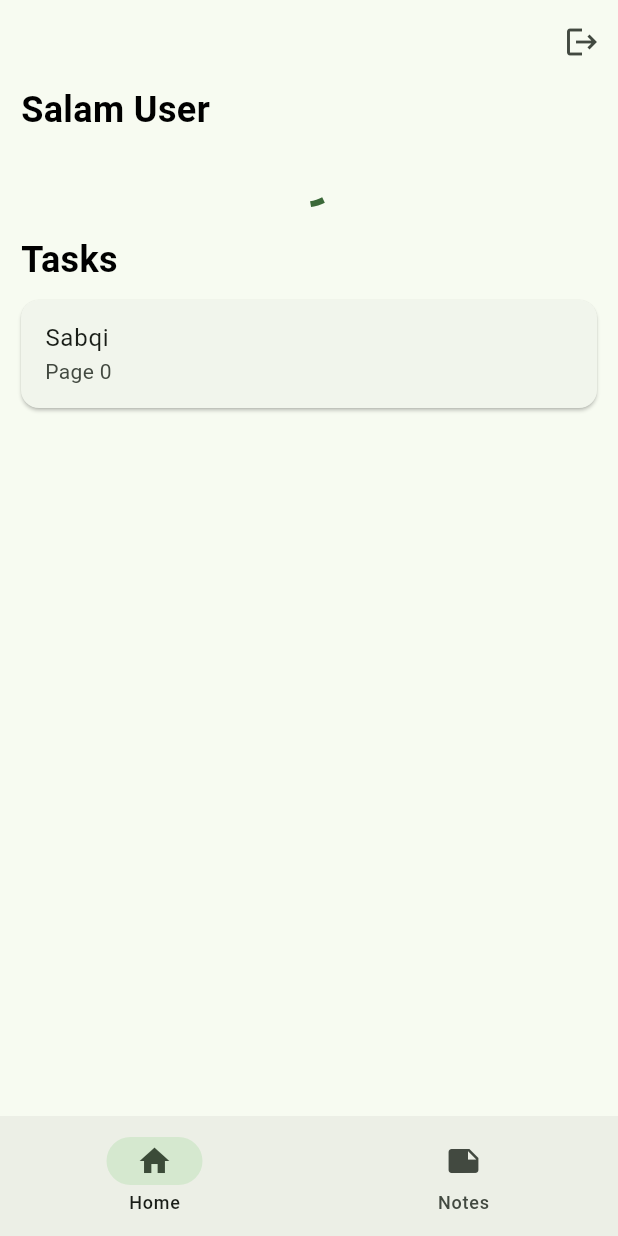
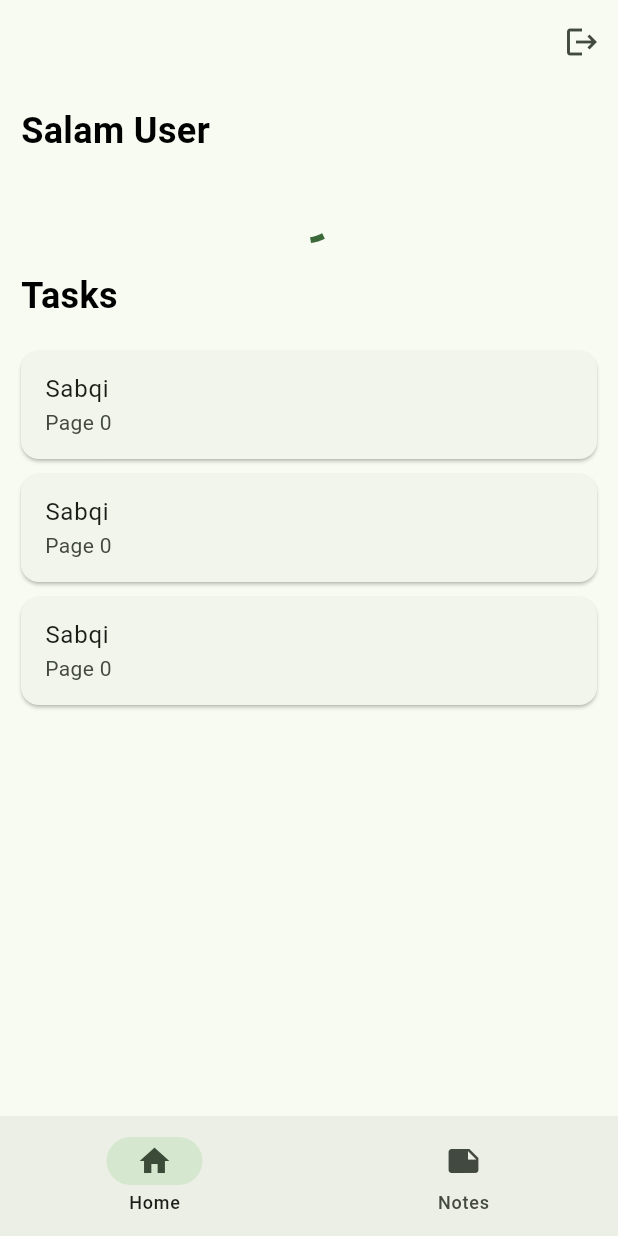
Before and after one commit to adaniel52/repeater, a Flutter app: the screen it shows after launch, on a phone screen of 412 x 824 dp. Run offline on Flutter 3.47's test engine with Material 3 defaults, Android fonts, the phone set to English and light mode, and no system bars; our stand-ins replace flutter_html, photo_view, shared_preferences; missing offline and left inert: flutter_html_video; accounts and stored records are empty.

Commit message:
styling reformat

```diff
--- a/lib/screens/home_screen.dart
+++ b/lib/screens/home_screen.dart
@@ -2,8 +2,9 @@ import 'package:flutter/material.dart';
 import 'package:repeater/models/user.dart';
 import 'package:repeater/screens/intro_screen.dart';
 import 'package:repeater/services/user_preferences.dart';
-import 'package:repeater/utils/constants.dart';
+import 'package:repeater/utils/constants/styles.dart';
 import 'package:repeater/utils/calculations.dart';
+import 'package:repeater/widgets/spacing.dart';
 
 class HomeScreen extends StatefulWidget {
   const HomeScreen({super.key});
@@ -47,34 +48,37 @@ class _HomeScreenState extends State<HomeScreen> {
           ),
         ],
       ),
-      body: Padding(
-        padding: defaultPadding,
+      body: SafeArea(
+        child: SingleChildScrollView(
+          child: Padding(
+            padding: Styles.padding1,
             child: Column(
               crossAxisAlignment: CrossAxisAlignment.start,
               children: [
                 const Text(
                   'Salam User',
-              style: titleStyle,
+                  style: Styles.title,
                 ),
-            const SizedBox(height: 10),
+                const Spacing1(),
                 (_user == null)
                     ? const Center(child: CircularProgressIndicator())
                     : Row(
                         children: [
                           Expanded(
                             child: Card(
-                          margin: EdgeInsets.zero,
+                              margin: Styles.padding0,
                               child: ListTile(
-                            leading: const Icon(Icons.brightness_low_outlined),
+                                leading:
+                                    const Icon(Icons.brightness_low_outlined),
                                 title: const Text('Juz'),
                                 subtitle: Text(getJuz(_user!.page).toString()),
                               ),
                             ),
                           ),
-                      const SizedBox(width: 10),
+                          const Spacing2(),
                           Expanded(
                             child: Card(
-                          margin: EdgeInsets.zero,
+                              margin: Styles.padding0,
                               child: ListTile(
                                 leading: const Icon(Icons.menu_book_outlined),
                                 title: const Text('Page'),
@@ -84,14 +88,30 @@ class _HomeScreenState extends State<HomeScreen> {
                           ),
                         ],
                       ),
-            const SizedBox(height: 20),
+                const Spacing1(),
                 const Text(
                   'Tasks',
-              style: titleStyle,
+                  style: Styles.title,
                 ),
-            const SizedBox(height: 10),
+                const Spacing1(),
                 const Card(
-              margin: EdgeInsets.zero,
+                  margin: Styles.padding0,
+                  child: ListTile(
+                    title: Text('Sabqi'),
+                    subtitle: Text('Page 0'),
+                  ),
+                ),
+                const Spacing2(),
+                const Card(
+                  margin: Styles.padding0,
+                  child: ListTile(
+                    title: Text('Sabqi'),
+                    subtitle: Text('Page 0'),
+                  ),
+                ),
+                const Spacing2(),
+                const Card(
+                  margin: Styles.padding0,
                   child: ListTile(
                     title: Text('Sabqi'),
                     subtitle: Text('Page 0'),
@@ -100,6 +120,8 @@ class _HomeScreenState extends State<HomeScreen> {
               ],
             ),
           ),
+        ),
+      ),
     );
   }
 }
--- a/lib/utils/constants.dart
+++ /dev/null
@@ -1,20 +0,0 @@
-import 'package:flutter/material.dart';
-
-const blackText = Color(0xFF000000);
-const greyText = Color(0xFF757575);
-
-const titleStyle = TextStyle(
-  fontSize: 24,
-  fontWeight: FontWeight.bold,
-  color: blackText,
-);
-const subtitleStyle = TextStyle(
-  fontSize: 18,
-  fontWeight: FontWeight.w600,
-  color: greyText,
-);
-
-const defaultPadding = EdgeInsets.symmetric(horizontal: 14);
-const defaultBorderRadius = BorderRadius.all(
-  Radius.circular(12),
-);
--- /dev/null
+++ b/lib/utils/constants/styles.dart
@@ -0,0 +1,31 @@
+import 'package:flutter/material.dart';
+
+const blackText = Color(0xFF000000);
+const greyText = Color(0xFF757575);
+const spacing1 = 20.0;
+const spacing2 = 10.0;
+
+class Styles {
+  static const title = TextStyle(
+    fontSize: 24,
+    fontWeight: FontWeight.bold,
+    color: blackText,
+  );
+
+  static const subtitle = TextStyle(
+    fontSize: 18,
+    fontWeight: FontWeight.w600,
+    color: greyText,
+  );
+
+  static const padding0 = EdgeInsets.all(0);
+  static const padding1 = EdgeInsets.all(14);
+  static const padding2 = EdgeInsets.all(8);
+
+  static const borderRadius1 = BorderRadius.all(
+    Radius.circular(12),
+  );
+  static const borderRadius2 = BorderRadius.all(
+    Radius.circular(8),
+  );
+}
--- /dev/null
+++ b/lib/widgets/spacing.dart
@@ -0,0 +1,26 @@
+import 'package:flutter/material.dart';
+import 'package:repeater/utils/constants/styles.dart';
+
+class Spacing1 extends StatelessWidget {
+  const Spacing1({super.key});
+
+  @override
+  Widget build(BuildContext context) {
+    return SizedBox(
+      width: spacing1,
+      height: spacing1,
+    );
+  }
+}
+
+class Spacing2 extends StatelessWidget {
+  const Spacing2({super.key});
+
+  @override
+  Widget build(BuildContext context) {
+    return SizedBox(
+      width: spacing2,
+      height: spacing2,
+    );
+  }
+}
```
Also changed, not shown: lib/screens/form_screen.dart (+7 -6 lines), lib/screens/intro_screen.dart (+8 -7 lines), lib/screens/notes/note_details_screen.dart (+7 -10 lines), lib/screens/notes/notes_screen.dart (+7 -10 lines), lib/widgets/custom_button.dart (+6 -6 lines), lib/widgets/note_card.dart (+34 -7 lines), 3 other files. Lines whose indentation alone changed are shown as unchanged.
